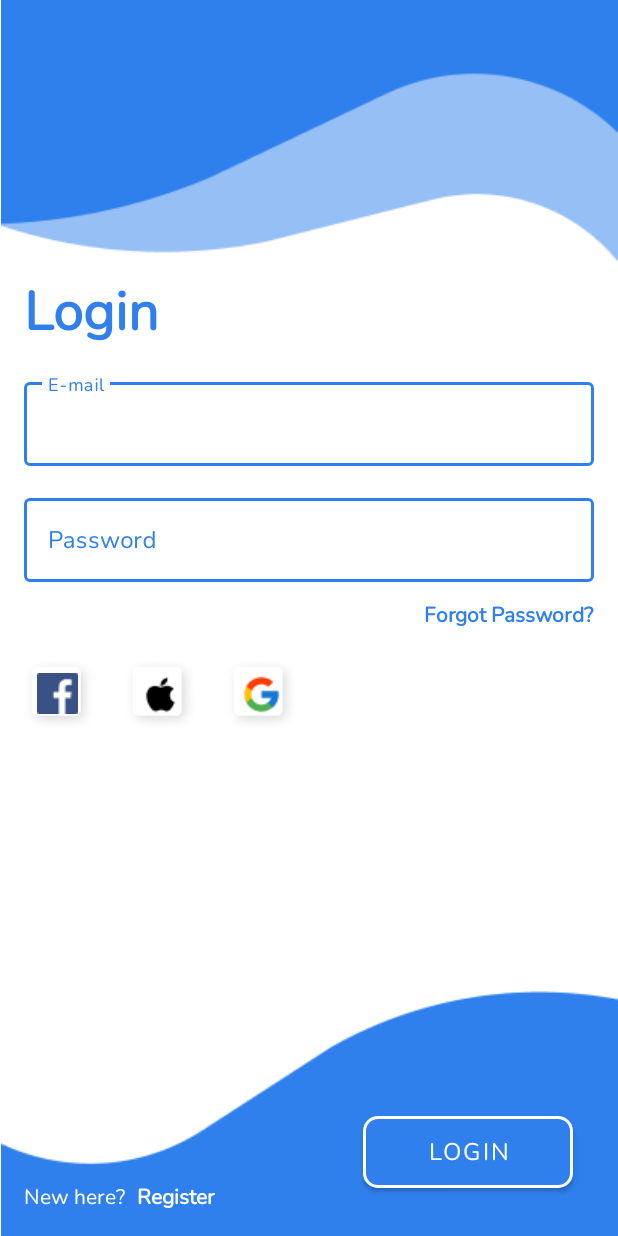
After one commit to Hepsiburada-Mobil-Android-Bootcamp/Android-Bootcamp, an Android app: the layout ebraryucel_figma_design.xml on its own in the app's theme, with its tools: preview values and no code run, on a phone screen of 412 x 824 dp. The commit adds this screen. Run offline under Robolectric (Android 15) with nearby library versions, the phone set to English and light mode, and no system bars; Roboto replaces fonts that are not available here.

Commit message:
ebraryucel- figma tasarımı yapıldı

```diff
--- /dev/null
+++ b/app/src/main/res/color/edittext_colors_ebraryucel.xml
@@ -0,0 +1,8 @@
+<?xml version="1.0" encoding="utf-8"?>
+<selector xmlns:android="http://schemas.android.com/apk/res/android">
+    <item android:color="#2F80ED" android:state_focused="true"/>
+    <item android:color="#2F80ED" android:state_hovered="true"/>
+    <item android:color="#2F80ED" android:state_enabled="false"/>
+    <item android:color="#2F80ED"/>  <!-- unfocused -->
+
+</selector>
--- /dev/null
+++ b/app/src/main/res/font/nunito.xml
@@ -0,0 +1,7 @@
+<?xml version="1.0" encoding="utf-8"?>
+<font-family xmlns:app="http://schemas.android.com/apk/res-auto"
+        app:fontProviderAuthority="com.google.android.gms.fonts"
+        app:fontProviderPackage="com.google.android.gms"
+        app:fontProviderQuery="Nunito"
+        app:fontProviderCerts="@array/com_google_android_gms_fonts_certs">
+</font-family>
--- /dev/null
+++ b/app/src/main/res/layout/ebraryucel_figma_design.xml
@@ -0,0 +1,226 @@
+<?xml version="1.0" encoding="utf-8"?>
+<androidx.constraintlayout.widget.ConstraintLayout xmlns:android="http://schemas.android.com/apk/res/android"
+    xmlns:app="http://schemas.android.com/apk/res-auto"
+    android:layout_width="match_parent"
+    android:layout_height="match_parent">
+
+    <ImageView
+        android:id="@+id/imageView7"
+        android:layout_width="match_parent"
+        android:layout_height="wrap_content"
+        android:layout_marginBottom="-4dp"
+        app:layout_constraintBottom_toBottomOf="parent"
+        app:layout_constraintEnd_toEndOf="parent"
+        app:layout_constraintHorizontal_bias="0.0"
+        app:layout_constraintStart_toStartOf="parent"
+        app:srcCompat="@drawable/ebraryucel_bg1" />
+
+    <ImageView
+        android:id="@+id/imageView13"
+        android:layout_width="55dp"
+        android:layout_height="50dp"
+        android:layout_marginStart="12dp"
+        android:layout_marginTop="50dp"
+        app:layout_constraintStart_toEndOf="@+id/imageView12"
+        app:layout_constraintTop_toBottomOf="@+id/edittext3"
+        app:srcCompat="@drawable/ebraryucel_fb" />
+
+    <ImageView
+        android:id="@+id/imageView12"
+        android:layout_width="55dp"
+        android:layout_height="50dp"
+        android:layout_marginStart="12dp"
+        android:layout_marginTop="50dp"
+        app:layout_constraintStart_toEndOf="@+id/imageView10"
+        app:layout_constraintTop_toBottomOf="@+id/edittext3"
+        app:srcCompat="@drawable/ebraryucel_fb" />
+
+    <TextView
+        android:id="@+id/textView10"
+        android:layout_width="wrap_content"
+        android:layout_height="wrap_content"
+        android:layout_marginStart="16dp"
+        android:layout_marginBottom="16dp"
+        android:fontFamily="@font/nunito"
+        android:text="@string/new_here"
+        android:textColor="#FFFFFF"
+        app:layout_constraintBottom_toBottomOf="parent"
+        app:layout_constraintStart_toStartOf="parent" />
+
+    <TextView
+        android:id="@+id/textView16"
+        android:layout_width="wrap_content"
+        android:layout_height="wrap_content"
+        android:layout_marginStart="8dp"
+        android:layout_marginBottom="16dp"
+        android:fontFamily="@font/nunito"
+        android:text="@string/register"
+        android:textColor="#FFFFFF"
+        android:textStyle="bold"
+        app:layout_constraintBottom_toBottomOf="parent"
+        app:layout_constraintStart_toEndOf="@+id/textView10" />
+
+    <TextView
+        android:id="@+id/textView17"
+        android:layout_width="wrap_content"
+        android:layout_height="wrap_content"
+        android:layout_marginStart="16dp"
+        android:layout_marginTop="32dp"
+        android:fontFamily="@font/nunito"
+        android:text="@string/login"
+        android:textColor="#2F80ED"
+        android:textSize="36sp"
+        android:textStyle="bold"
+        app:layout_constraintStart_toStartOf="parent"
+        app:layout_constraintTop_toBottomOf="@+id/imageView5" />
+
+    <com.google.android.material.button.MaterialButton
+        android:id="@+id/materialbutton"
+        android:layout_width="140dp"
+        android:layout_height="60dp"
+        android:layout_marginEnd="30dp"
+        android:layout_marginBottom="30dp"
+        android:backgroundTint="#2F80ED"
+        android:fontFamily="@font/nunito"
+        android:text="@string/login"
+        android:textSize="16sp"
+        app:cornerRadius="10dp"
+        app:layout_constraintBottom_toBottomOf="@+id/imageView7"
+        app:layout_constraintEnd_toEndOf="parent"
+        app:strokeColor="#FFFF"
+        app:strokeWidth="2dp">
+    </com.google.android.material.button.MaterialButton>
+
+    <ImageView
+        android:id="@+id/imageView10"
+        android:layout_width="55dp"
+        android:layout_height="50dp"
+        android:layout_marginStart="12dp"
+        android:layout_marginTop="50dp"
+        app:layout_constraintStart_toStartOf="parent"
+        app:layout_constraintTop_toBottomOf="@+id/edittext3"
+        app:srcCompat="@drawable/ebraryucel_fb" />
+
+    <ImageView
+        android:id="@+id/imageView11"
+        android:layout_width="wrap_content"
+        android:layout_height="wrap_content"
+        app:layout_constraintBottom_toBottomOf="@+id/imageView10"
+        app:layout_constraintEnd_toEndOf="@+id/imageView10"
+        app:layout_constraintHorizontal_bias="0.464"
+        app:layout_constraintStart_toStartOf="@+id/imageView10"
+        app:layout_constraintTop_toTopOf="@+id/imageView10"
+        app:layout_constraintVertical_bias="0.478"
+        app:srcCompat="@drawable/ebraryucel_fb2" />
+
+    <ImageView
+        android:id="@+id/imageView15"
+        android:layout_width="wrap_content"
+        android:layout_height="wrap_content"
+        app:layout_constraintBottom_toBottomOf="@+id/imageView12"
+        app:layout_constraintEnd_toEndOf="@+id/imageView12"
+        app:layout_constraintStart_toStartOf="@+id/imageView12"
+        app:layout_constraintTop_toTopOf="@+id/imageView12"
+        app:srcCompat="@drawable/ebraryucel_apple" />
+
+    <ImageView
+        android:id="@+id/imageView16"
+        android:layout_width="wrap_content"
+        android:layout_height="wrap_content"
+        app:layout_constraintBottom_toBottomOf="@+id/imageView13"
+        app:layout_constraintEnd_toEndOf="@+id/imageView13"
+        app:layout_constraintStart_toStartOf="@+id/imageView13"
+        app:layout_constraintTop_toTopOf="@+id/imageView13"
+        app:srcCompat="@drawable/ebraryucel_google" />
+
+
+    <com.google.android.material.textfield.TextInputLayout
+        android:id="@+id/edittext1"
+        style="@style/Widget.MaterialComponents.TextInputLayout.OutlinedBox"
+        android:layout_width="match_parent"
+        android:layout_height="wrap_content"
+        android:layout_marginStart="16dp"
+        android:layout_marginTop="16dp"
+        android:layout_marginEnd="16dp"
+        android:hint="@string/e_mail"
+        app:boxStrokeColor="@color/edittext_colors_ebraryucel"
+        app:hintTextColor="@color/edittext_colors_ebraryucel"
+        app:boxStrokeWidth="2dp"
+        android:textColorHint="@color/edittext_colors_ebraryucel"
+        app:layout_constraintEnd_toEndOf="parent"
+        app:layout_constraintStart_toStartOf="parent"
+        app:layout_constraintTop_toBottomOf="@+id/textView17">
+
+        <com.google.android.material.textfield.TextInputEditText
+            android:id="@+id/edittext2"
+            android:layout_width="match_parent"
+            android:layout_height="wrap_content"
+            android:backgroundTint="@color/white"
+            android:fontFamily="@font/nunito"
+            android:inputType="text"
+            android:textColorHint="#1976D2" />
+
+    </com.google.android.material.textfield.TextInputLayout>
+
+
+    <com.google.android.material.textfield.TextInputLayout
+        android:id="@+id/edittext3"
+        style="@style/Widget.MaterialComponents.TextInputLayout.OutlinedBox"
+        android:layout_width="match_parent"
+        android:layout_height="wrap_content"
+        android:layout_marginStart="16dp"
+        android:layout_marginTop="16dp"
+        android:layout_marginEnd="16dp"
+        android:hint="@string/password"
+        app:boxStrokeColor="@color/edittext_colors_ebraryucel"
+        app:boxStrokeWidth="2dp"
+        android:textColorHint="@color/edittext_colors_ebraryucel"
+        app:hintTextColor="@color/edittext_colors_ebraryucel"
+        app:layout_constraintEnd_toEndOf="parent"
+        app:layout_constraintStart_toStartOf="parent"
+        app:layout_constraintTop_toBottomOf="@+id/edittext1">
+
+        <com.google.android.material.textfield.TextInputEditText
+            android:id="@+id/edittext4"
+            android:layout_width="match_parent"
+            android:layout_height="wrap_content"
+            android:backgroundTint="@color/white"
+            android:fontFamily="@font/nunito"
+            android:inputType="textPassword" />
+    </com.google.android.material.textfield.TextInputLayout>
+
+    <TextView
+        android:id="@+id/textView15"
+        android:layout_width="wrap_content"
+        android:layout_height="wrap_content"
+        android:layout_marginTop="12dp"
+        android:layout_marginEnd="16dp"
+        android:fontFamily="@font/nunito"
+        android:text="@string/forgot_password"
+        android:textColor="#2F80ED"
+        android:textStyle="bold"
+        app:layout_constraintEnd_toEndOf="parent"
+        app:layout_constraintTop_toBottomOf="@+id/edittext3" />
+
+    <ImageView
+        android:id="@+id/imageView5"
+        android:layout_width="match_parent"
+        android:layout_height="wrap_content"
+        app:layout_constraintEnd_toEndOf="parent"
+        app:layout_constraintHorizontal_bias="0.0"
+        app:layout_constraintStart_toStartOf="parent"
+        app:layout_constraintTop_toTopOf="parent"
+        app:srcCompat="@drawable/rect1" />
+
+    <ImageView
+        android:id="@+id/imageView9"
+        android:layout_width="match_parent"
+        android:layout_height="wrap_content"
+        app:layout_constraintEnd_toEndOf="parent"
+        app:layout_constraintHorizontal_bias="0.0"
+        app:layout_constraintStart_toStartOf="parent"
+        app:layout_constraintTop_toTopOf="@+id/imageView5"
+        app:srcCompat="@drawable/rect2" />
+
+
+</androidx.constraintlayout.widget.ConstraintLayout>
--- a/app/src/main/res/values/strings.xml
+++ b/app/src/main/res/values/strings.xml
@@ -49,5 +49,10 @@
     <string name="save_exam">Kaydet</string>
     <string name="tum_alanlar_doldurulmalidir">Tüm alanlar doldurulmalıdır !</string>
     <string name="successful">Başarılı</string>
+    <string name="new_here">New here?</string>
+    <string name="register">Register</string>
+    <string name="e_mail">E-mail</string>
+    <string name="password">Password</string>
+    <string name="forgot_password">Forgot Password?</string>
     <!-- - - - - - - - - - - - - - - - -->
 </resources>
```
Also changed, not shown: app/src/main/res/drawable-v24/ebraryucel_apple.png (added), app/src/main/res/drawable-v24/ebraryucel_bg1.png (added), app/src/main/res/drawable-v24/ebraryucel_fb.png (added), app/src/main/res/drawable-v24/ebraryucel_fb2.png (added), app/src/main/res/drawable-v24/ebraryucel_google.png (added), app/src/main/res/drawable-v24/rect1.png (added), app/src/main/res/drawable-v24/rect2.png (added).
